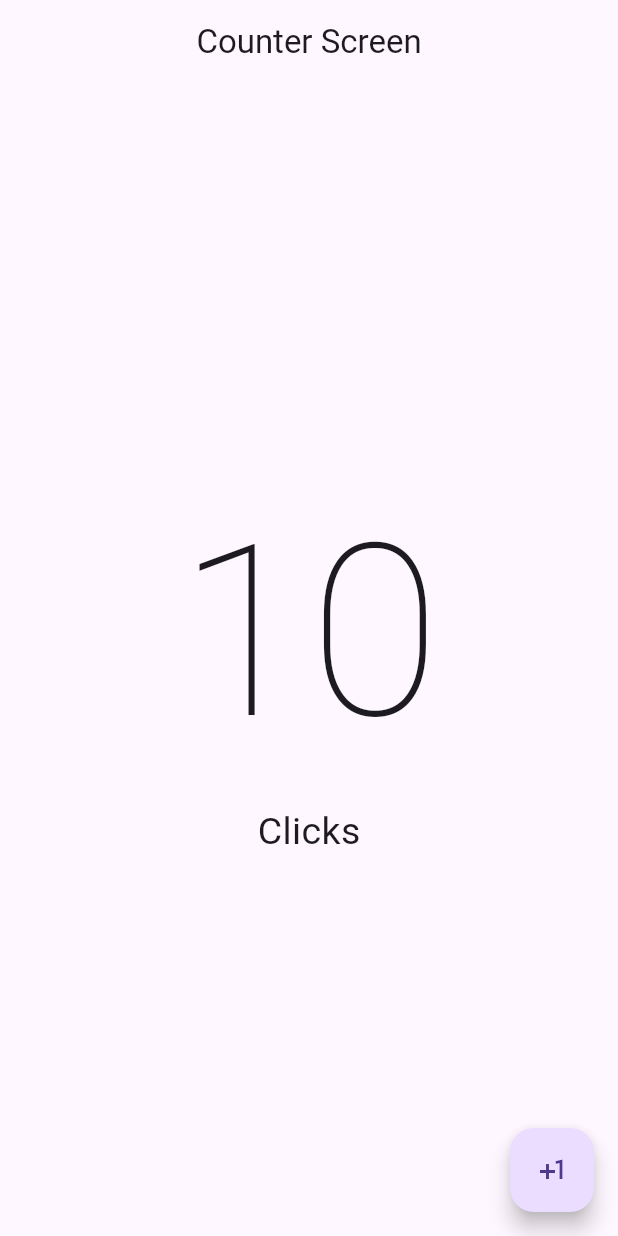
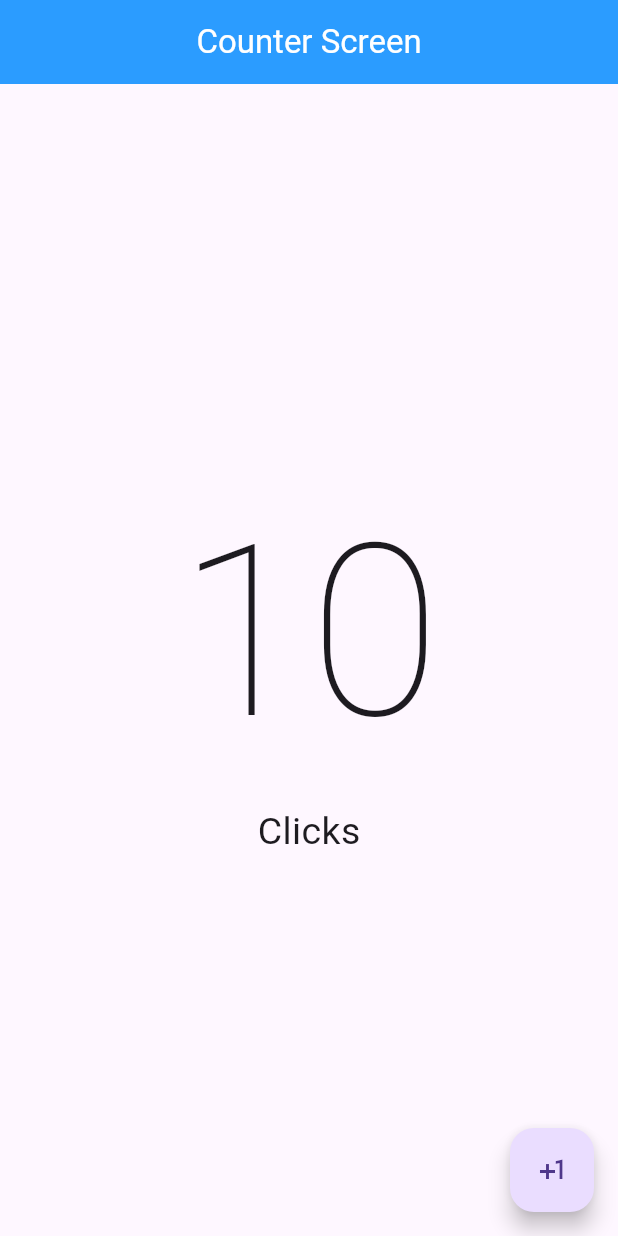
Before and after one commit to oakgarelik/Counter_Mobile_App, a Flutter app: the screen it shows after launch, on a phone screen of 412 x 824 dp. Run offline on Flutter 3.47's test engine with Material 3 defaults, Android fonts, the phone set to English and light mode, and no system bars.

Commit message:
Revert "color removed from the appbar since material 3 its natural white"
This reverts commit 1bce0d495dcf192b0a7bf1c21cfb30cc16b28329.

```diff
--- a/lib/presentation/screens/counter/counter_screen.dart
+++ b/lib/presentation/screens/counter/counter_screen.dart
@@ -7,7 +7,8 @@ class CounterScreen extends StatelessWidget {
   Widget build(BuildContext context) {
     return Scaffold(
       appBar: AppBar(
-        title: Center(child: const Text("Counter Screen")),),
+        backgroundColor: Color.fromARGB(255, 43, 156, 255),
+        title: Center(child: const Text("Counter Screen",style: TextStyle(color: Colors.white),)),),
         body: const Center(
           child: Column(
             mainAxisAlignment: MainAxisAlignment.center,
```
